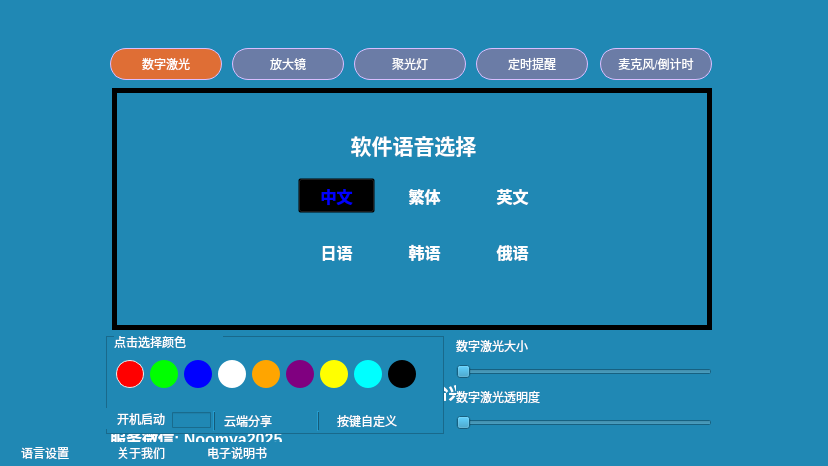
This is EasyPointer/mainwindow.ui in wlffeng2008/EasyPointer as Qt 5 draws it before an edit. The edited form follows.
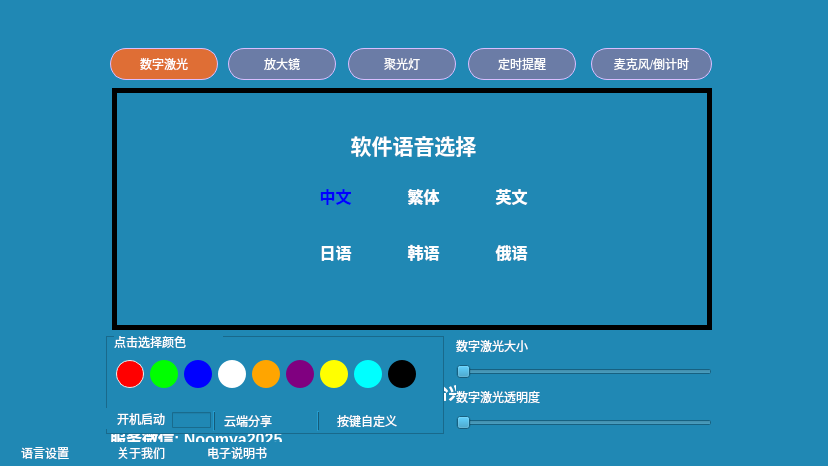
This is the edited form. Icons and pictures are not drawn.

What changed in the file:
```diff
--- a/EasyPointer/mainwindow.ui
+++ b/EasyPointer/mainwindow.ui
@@ -70,7 +70,7 @@
      <rect>
       <x>110</x>
       <y>48</y>
-      <width>112</width>
+      <width>108</width>
       <height>32</height>
      </rect>
     </property>
@@ -90,7 +90,9 @@
 
     QPushButton:hover    { background-color: #7b8cb6; border: 1px solid #EAEAEA;}
     QPushButton:pressed  { background-color: #D8D8D8; color: white; }
-    QPushButton:checked  { background-color: #df6e35; color: white; }</string>
+    QPushButton:checked  { background-color: #df6e35; color: white; }
+
+    QPushButton:disabled  { background-color: #6b7ca6; color: white; }</string>
     </property>
     <property name="text">
      <string>数字激光</string>
@@ -115,9 +117,9 @@
    <widget class="QPushButton" name="pushButton_2">
     <property name="geometry">
      <rect>
-      <x>232</x>
+      <x>228</x>
       <y>48</y>
-      <width>112</width>
+      <width>108</width>
       <height>32</height>
      </rect>
     </property>
@@ -158,9 +160,9 @@
    <widget class="QPushButton" name="pushButton_3">
     <property name="geometry">
      <rect>
-      <x>354</x>
+      <x>348</x>
       <y>48</y>
-      <width>112</width>
+      <width>108</width>
       <height>32</height>
      </rect>
     </property>
@@ -201,9 +203,9 @@
    <widget class="QPushButton" name="pushButton_4">
     <property name="geometry">
      <rect>
-      <x>476</x>
+      <x>468</x>
       <y>48</y>
-      <width>112</width>
+      <width>108</width>
       <height>32</height>
      </rect>
     </property>
@@ -244,9 +246,9 @@
    <widget class="QPushButton" name="pushButton_5">
     <property name="geometry">
      <rect>
-      <x>600</x>
+      <x>591</x>
       <y>48</y>
-      <width>112</width>
+      <width>121</width>
       <height>32</height>
      </rect>
     </property>
@@ -1561,7 +1563,7 @@
        <rect>
         <x>186</x>
         <y>90</y>
-        <width>77</width>
+        <width>75</width>
         <height>35</height>
        </rect>
       </property>
@@ -1574,6 +1576,7 @@
       <property name="styleSheet">
        <string notr="true">QPushButton{background:transparent;
 background-image: url(:/images/btn-empty.png);
+border:none;
 }
 
 QPushButton:checked{ color:blue;
@@ -1603,7 +1606,7 @@
        <rect>
         <x>274</x>
         <y>90</y>
-        <width>77</width>
+        <width>75</width>
         <height>35</height>
        </rect>
       </property>
@@ -1616,6 +1619,7 @@
       <property name="styleSheet">
        <string notr="true">QPushButton{background:transparent;
 background-image: url(:/images/btn-empty.png);
+border:none;
 }
 
 QPushButton:checked{ color:blue;
@@ -1645,7 +1649,7 @@
        <rect>
         <x>362</x>
         <y>90</y>
-        <width>77</width>
+        <width>75</width>
         <height>35</height>
        </rect>
       </property>
@@ -1658,6 +1662,7 @@
       <property name="styleSheet">
        <string notr="true">QPushButton{background:transparent;
 background-image: url(:/images/btn-empty.png);
+border:none;
 }
 
 QPushButton:checked{ color:blue;
@@ -1687,7 +1692,7 @@
        <rect>
         <x>274</x>
         <y>146</y>
-        <width>77</width>
+        <width>75</width>
         <height>35</height>
        </rect>
       </property>
@@ -1700,6 +1705,7 @@
       <property name="styleSheet">
        <string notr="true">QPushButton{background:transparent;
 background-image: url(:/images/btn-empty.png);
+border:none;
 }
 
 QPushButton:checked{ color:blue;
@@ -1729,7 +1735,7 @@
        <rect>
         <x>186</x>
         <y>146</y>
-        <width>77</width>
+        <width>75</width>
         <height>35</height>
        </rect>
       </property>
@@ -1742,6 +1748,7 @@
       <property name="styleSheet">
        <string notr="true">QPushButton{background:transparent;
 background-image: url(:/images/btn-empty.png);
+border:none;
 }
 
 QPushButton:checked{ color:blue;
@@ -1771,7 +1778,7 @@
        <rect>
         <x>362</x>
         <y>146</y>
-        <width>77</width>
+        <width>75</width>
         <height>35</height>
        </rect>
       </property>
@@ -1784,6 +1791,7 @@
       <property name="styleSheet">
        <string notr="true">QPushButton{background:transparent;
 background-image: url(:/images/btn-empty.png);
+border:none;
 }
 
 QPushButton:checked{ color:blue;
```
Left out of the diff: 41 changed lines with no effect on the pictures.
